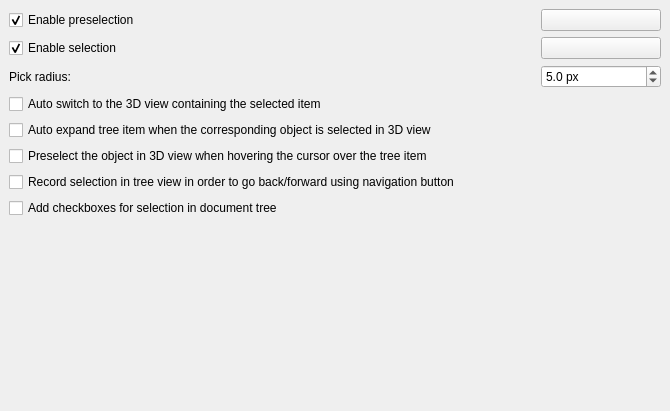
Before: the Qt Designer form src/Gui/PreferencePages/DlgSettingsSelection.ui in ashimabu/FreeCAD, drawn with Qt 5.
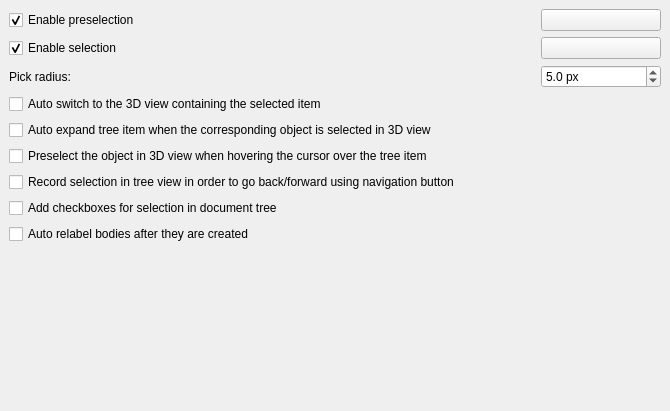
After: the same form once the commit is applied. Custom widgets are drawn as their Qt base class.

Commit message: Add user preference to enable auto relabel - default to false

```diff
--- a/src/Gui/PreferencePages/DlgSettingsSelection.ui
+++ b/src/Gui/PreferencePages/DlgSettingsSelection.ui
@@ -242,6 +242,19 @@
     </widget>
    </item>
    <item row="8" column="0" colspan="2">
+				<widget class="Gui::PrefCheckBox" name="checkBoxTreeAutoRelabel">
+					<property name="text">
+						<string>Auto relabel bodies after they are created</string>
+					</property>
+					<property name="prefEntry" stdset="0">
+						<cstring>AutoRelabelNew</cstring>
+					</property>
+					<property name="prefPath" stdset="0">
+						<cstring>TreeView</cstring>
+					</property>
+				</widget>
+			</item>
+			<item row="9" column="0" colspan="2">
     <spacer name="verticalSpacer">
      <property name="orientation">
       <enum>Qt::Vertical</enum>
```
Left out of the diff: 2 changed lines with no effect on the pictures. Lines whose indentation alone changed are shown as unchanged. The commit also changes 5 other files.
